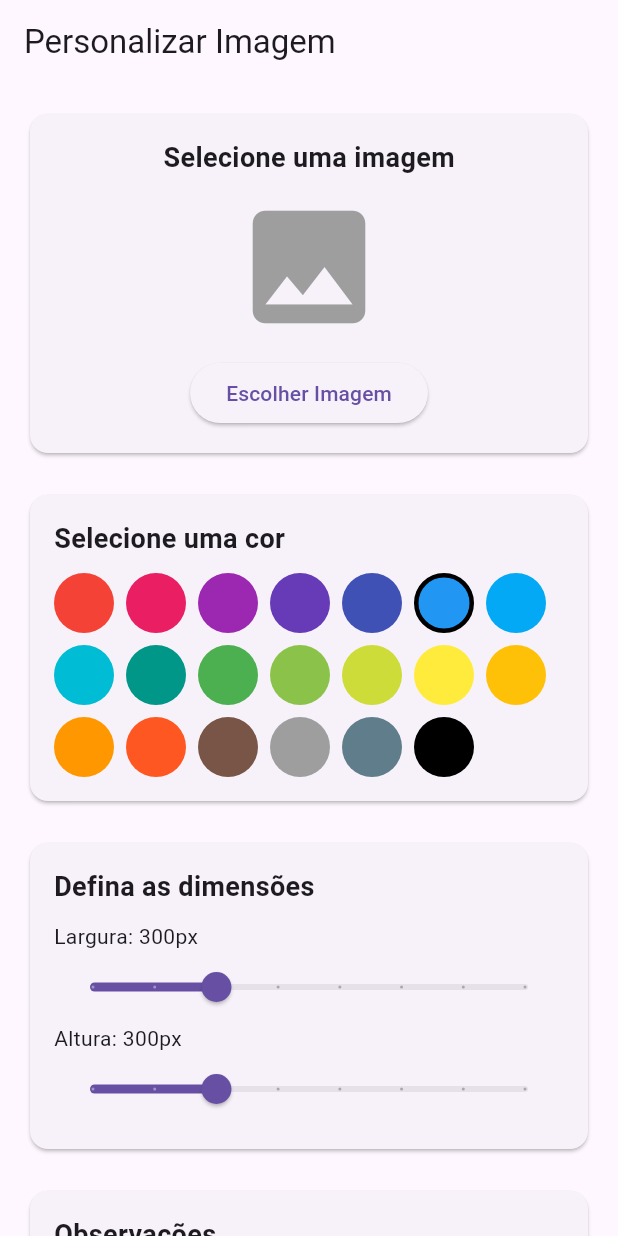
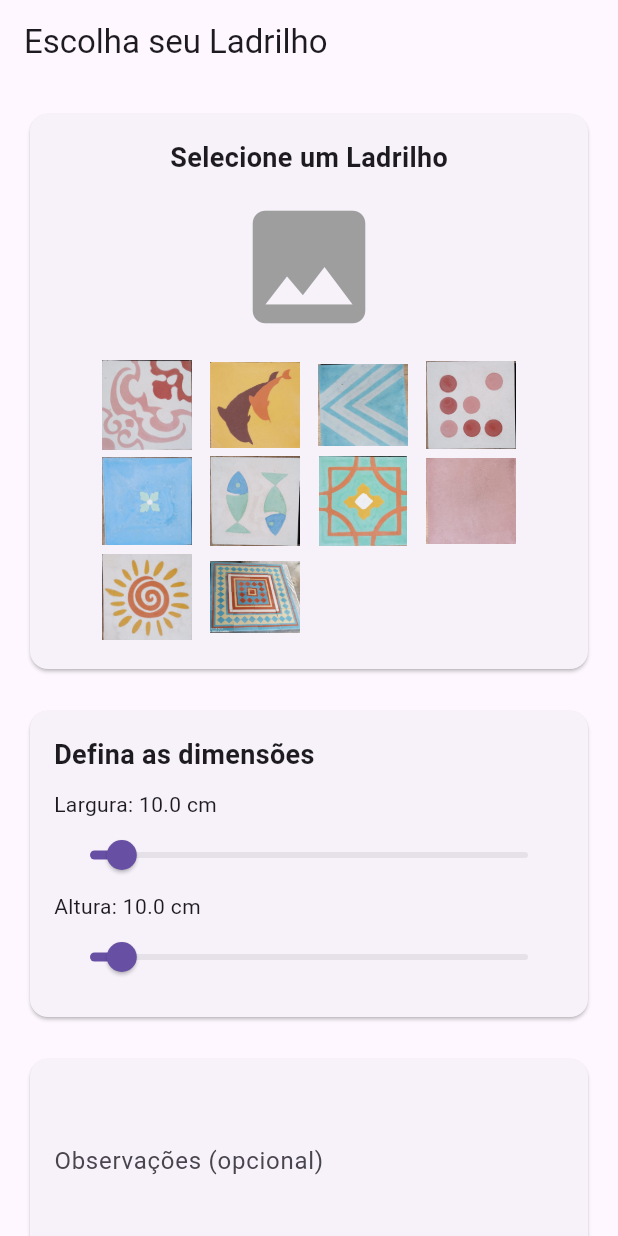
Before and after one commit to Itatelino/ladrilhos-app, a Flutter app: the screen it shows after launch, on a phone screen of 412 x 824 dp. Run offline on Flutter 3.47's test engine with Material 3 defaults, Android fonts, the light colour scheme and no system bars; our stand-ins replace sqflite; missing offline and left inert: ladilhos_da_roca; accounts and stored records are empty; statements that could not run were skipped.

Commit message:
Esquema bancoDeDados1.1

```diff
--- a/lib/main.dart
+++ b/lib/main.dart
@@ -1,77 +1,118 @@
+import 'dart:convert';
 import 'dart:io';
 import 'package:flutter/material.dart';
-import 'package:image_picker/image_picker.dart';
+import 'package:flutter/widgets.dart';
+import 'package:http/http.dart' as http;
+import 'package:ladilhos_da_roca/controllers/sqlite_controller.dart'
 
-void main() {
+void main() async {
+  WidgetsFlutterBinding.ensureInitialized();
+  await SqliteController().initDb(); // Simula inicialização assíncrona
   runApp(const MyApp());
 }
 
 class MyApp extends StatelessWidget {
-  const MyApp({super.key});
+  // ignore: use_super_parameters
+  const MyApp({Key? key}) : super(key: key);
 
   @override
   Widget build(BuildContext context) {
     return MaterialApp(
-      title: 'Personalizador de Imagens',
-      theme: ThemeData(
-        primarySwatch: Colors.blue,
-        visualDensity: VisualDensity.adaptivePlatformDensity,
-      ),
+      title: 'Ladrilhos da Roça',
+      theme: ThemeData(primarySwatch: Colors.blue),
       home: const ImageCustomizerScreen(),
     );
   }
 }
 
+;
+
 class ImageCustomizerScreen extends StatefulWidget {
-  const ImageCustomizerScreen({super.key});
+  // ignore: use_super_parameters
+  const ImageCustomizerScreen({Key? key}) : super(key: key);
 
   @override
+  // ignore: library_private_types_in_public_api
   _ImageCustomizerScreenState createState() => _ImageCustomizerScreenState();
 }
 
+// ignore: unused_element
 class _ImageCustomizerScreenState extends State<ImageCustomizerScreen> {
-  File? _selectedImage;
+  // Remova o File e o ImagePicker
+  // File? _selectedImage;
+  String? _selectedAssetImage;
   Color _selectedColor = Colors.blue;
-  double _width = 300.0;
-  double _height = 300.0;
+  double _widthCm = 10.0;
+  double _heightCm = 10.0;
   final TextEditingController _notesController = TextEditingController();
 
-  Future<void> _pickImage() async {
-    final picker = ImagePicker();
-    final pickedFile = await picker.pickImage(source: ImageSource.gallery);
+  // Lista de imagens dos assets
+  final List<String> _assetImages = [
+    'assets/images/lad001.png',
+    'assets/images/lad002.png',
+    'assets/images/lad003.png',
+    'assets/images/lad004.png',
+    'assets/images/lad005.png',
+    'assets/images/lad006.png',
+    'assets/images/lad007.png',
+    'assets/images/lad008.png',
+    'assets/images/lad009.png',
+    'assets/images/lad010.png',
+    // Adicione mais caminhos conforme necessário
+  ];
 
-    if (pickedFile != null) {
-      setState(() {
-        _selectedImage = File(pickedFile.path);
-      });
-    }
-  }
-
-  void _submitOrder() {
-    if (_selectedImage == null) {
+  // ignore: unused_element
+  void _submitOrder() async {
+    if (_selectedAssetImage == null) {
       ScaffoldMessenger.of(context).showSnackBar(
         const SnackBar(content: Text('Por favor, selecione uma imagem')),
       );
       return;
     }
 
-    // Implementar a lógica para enviar o pedido
-    // Upload para um servidor ou salvar localmente
+    // Exemplo de dados do pedido
+    final orderData = {
+      'image': _selectedAssetImage,
+      // ignore: deprecated_member_use
+      'color': _selectedColor.value,
+      'width_cm': _widthCm,
+      'height_cm': _heightCm,
+      'notes': _notesController.text,
+    };
 
+    // Envio para uma API fictícia (substitua pela sua URL)
+    try {
+      final response = await http.post(
+        Uri.parse('https://sua-api.com/pedidos'),
+        headers: {'Content-Type': 'application/json'},
+        body: jsonEncode(orderData),
+      );
+
+      if (response.statusCode == 200) {
         showDialog(
+          // ignore: use_build_context_synchronously
           context: context,
           builder: (context) => AlertDialog(
             title: const Text('Pedido Enviado'),
-        content: Column(
-          mainAxisSize: MainAxisSize.min,
-          crossAxisAlignment: CrossAxisAlignment.start,
-          children: [
-            Text('Dimensões: ${_width.toInt()}x${_height.toInt()}'),
-            Text('Cor: ${_selectedColor.toString()}'),
-            if (_notesController.text.isNotEmpty)
-              Text('Observações: ${_notesController.text}'),
+            content: const Text('Seu pedido foi enviado com sucesso!'),
+            actions: [
+              TextButton(
+                onPressed: () => Navigator.pop(context),
+                child: const Text('OK'),
+              ),
             ],
           ),
+        );
+      } else {
+        throw Exception('Erro ao enviar pedido');
+      }
+    } catch (e) {
+      showDialog(
+        // ignore: use_build_context_synchronously
+        context: context,
+        builder: (context) => AlertDialog(
+          title: const Text('Erro'),
+          content: Text('Falha ao enviar pedido: $e'),
           actions: [
             TextButton(
               onPressed: () => Navigator.pop(context),
@@ -81,37 +122,57 @@
         ),
       );
     }
+  }
 
   @override
   Widget build(BuildContext context) {
     return Scaffold(
-      appBar: AppBar(title: const Text('Personalizar Imagem')),
+      appBar: AppBar(title: const Text('Escolha seu Ladrilho')),
       body: SingleChildScrollView(
         padding: const EdgeInsets.all(16.0),
         child: Column(
           crossAxisAlignment: CrossAxisAlignment.stretch,
           children: [
-            // Seleção de imagem
+            // Seleção de imagem dos assets
             Card(
               child: Padding(
                 padding: const EdgeInsets.all(16.0),
                 child: Column(
                   children: [
                     const Text(
-                      'Selecione uma imagem',
+                      'Selecione um Ladrilho',
                       style: TextStyle(
                         fontSize: 18,
                         fontWeight: FontWeight.bold,
                       ),
                     ),
                     const SizedBox(height: 10),
-                    _selectedImage == null
+                    _selectedAssetImage == null
                         ? const Icon(Icons.image, size: 100, color: Colors.grey)
-                        : Image.file(_selectedImage!, height: 200),
+                        : Image.asset(_selectedAssetImage!, height: 200),
                     const SizedBox(height: 10),
-                    ElevatedButton(
-                      onPressed: _pickImage,
-                      child: const Text('Escolher Imagem'),
+                    Wrap(
+                      spacing: 8,
+                      children: _assetImages.map((img) {
+                        return GestureDetector(
+                          onTap: () {
+                            setState(() {
+                              _selectedAssetImage = img;
+                            });
+                          },
+                          child: Container(
+                            decoration: BoxDecoration(
+                              border: Border.all(
+                                color: _selectedAssetImage == img
+                                    ? Colors.blue
+                                    : Colors.transparent,
+                                width: 2,
+                              ),
+                            ),
+                            child: Image.asset(img, width: 60, height: 60),
+                          ),
+                        );
+                      }).toList(),
                     ),
                   ],
                 ),
@@ -120,37 +181,9 @@
 
             const SizedBox(height: 20),
 
-            // Cor
-            Card(
-              child: Padding(
-                padding: const EdgeInsets.all(16.0),
-                child: Column(
-                  crossAxisAlignment: CrossAxisAlignment.start,
-                  children: [
-                    const Text(
-                      'Selecione uma cor',
-                      style: TextStyle(
-                        fontSize: 18,
-                        fontWeight: FontWeight.bold,
-                      ),
-                    ),
-                    const SizedBox(height: 10),
-                    ColorPicker(
-                      selectedColor: _selectedColor,
-                      onColorChanged: (color) {
-                        setState(() {
-                          _selectedColor = color;
-                        });
-                      },
-                    ),
-                  ],
-                ),
-              ),
-            ),
+            // Cor (igual ao seu código atual)
 
-            const SizedBox(height: 20),
-
-            // Dimensões
+            // Dimensões em centímetros
             Card(
               child: Padding(
                 padding: const EdgeInsets.all(16.0),
@@ -165,29 +198,29 @@
                       ),
                     ),
                     const SizedBox(height: 10),
-                    Text('Largura: ${_width.toInt()}px'),
+                    Text('Largura: ${_widthCm.toStringAsFixed(1)} cm'),
                     Slider(
-                      value: _width,
-                      min: 100,
-                      max: 800,
-                      divisions: 7,
-                      label: _width.toInt().toString(),
+                      value: _widthCm,
+                      min: 5,
+                      max: 80,
+                      divisions: 75,
+                      label: _widthCm.toStringAsFixed(1),
                       onChanged: (value) {
                         setState(() {
-                          _width = value;
+                          _widthCm = value;
                         });
                       },
                     ),
-                    Text('Altura: ${_height.toInt()}px'),
+                    Text('Altura: ${_heightCm.toStringAsFixed(1)} cm'),
                     Slider(
-                      value: _height,
-                      min: 100,
-                      max: 800,
-                      divisions: 7,
-                      label: _height.toInt().toString(),
+                      value: _heightCm,
+                      min: 5,
+                      max: 80,
+                      divisions: 75,
+                      label: _heightCm.toStringAsFixed(1),
                       onChanged: (value) {
                         setState(() {
-                          _height = value;
+                          _heightCm = value;
                         });
                       },
                     ),
@@ -202,48 +235,32 @@
             Card(
               child: Padding(
                 padding: const EdgeInsets.all(16.0),
-                child: Column(
-                  crossAxisAlignment: CrossAxisAlignment.start,
-                  children: [
-                    const Text(
-                      'Observações',
-                      style: TextStyle(
-                        fontSize: 18,
-                        fontWeight: FontWeight.bold,
+                child: TextField(
+                  controller: _notesController,
+                  decoration: const InputDecoration(
+                    labelText: 'Observações (opcional)',
                   ),
-                    ),
-                    const SizedBox(height: 10),
-                    TextField(
-                      controller: _notesController,
                   maxLines: 3,
-                      decoration: const InputDecoration(
-                        border: OutlineInputBorder(),
-                        hintText:
-                            'Digite alguma observação sobre seu pedido...',
-                      ),
-                    ),
-                  ],
                 ),
               ),
             ),
 
-            const SizedBox(height: 30),
+            const SizedBox(height: 20),
 
-            // Enviar
+            // Botão de envio
             ElevatedButton(
               onPressed: _submitOrder,
-              style: ElevatedButton.styleFrom(
-                padding: const EdgeInsets.symmetric(vertical: 16),
+              child: const Text('Enviar Pedido'),
             ),
-              child: const Text(
-                'ENVIAR PEDIDO',
-                style: TextStyle(fontSize: 18),
-              ),
-            ),
+
+            // código (observações, botão enviar, etc)...
           ],
         ),
       ),
     );
+
+    // Observações
+    // ignore: non_constant_identifier_names
   }
 
   @override
@@ -253,17 +270,8 @@
   }
 }
 
-class ColorPicker extends StatelessWidget {
-  final Color selectedColor;
-  final ValueChanged<Color> onColorChanged;
-
-  const ColorPicker({
-    super.key,
-    required this.selectedColor,
-    required this.onColorChanged,
-  });
-
-  final List<Color> availableColors = const [
+// Move this outside the class as a top-level constant
+final List<Color> availableColors = [
   Colors.red,
   Colors.pink,
   Colors.purple,
@@ -285,6 +293,17 @@
   Colors.blueGrey,
   Colors.black,
 ];
+
+class ColorPicker extends StatelessWidget {
+  final Color selectedColor;
+  final ValueChanged<Color> onColorChanged;
+
+  // ignore: use_super_parameters
+  const ColorPicker({
+    Key? key,
+    required this.selectedColor,
+    required this.onColorChanged,
+  }) : super(key: key);
 
   @override
   Widget build(BuildContext context) {
```
Also changed, not shown: analysis_options.yaml (+6 -5 lines), lib/controlles/sqlite_controller.dart (added, +47 -0 lines), lib/models/imgs_models.dart (added, +22 -0 lines), lib/models/user_model.dart (added, +26 -0 lines), pubspec.yaml (+13 -6 lines), pubspec.lock, 3 other files. Lines whose indentation alone changed are shown as unchanged.
